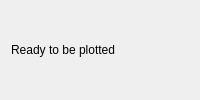
First picture: the form in GUI/Ubuntu/src/gui/ui/output/plot_and_save_output_page.ui, repository srebughini/ASALI, before the edit.
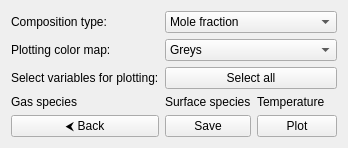
Second picture: the form after the edit.

Diff of the .ui file:
```diff
--- a/GUI/Ubuntu/src/gui/ui/output/plot_and_save_output_page.ui
+++ b/GUI/Ubuntu/src/gui/ui/output/plot_and_save_output_page.ui
@@ -4,13 +4,148 @@
     <widget class="QWidget" name="PlotAndSaveOutputPage">
         <layout class="QGridLayout" name="gridLayout">
             <!-- Row 0 -->
-            <item row="0" column="0" colspan="3">
-                <widget class="QLabel" name="inputLabel">
+            <item row="0" column="0">
+                <widget class="QLabel" name="compositionLabel">
                     <property name="text">
-                        <string>Ready to be plotted</string>
+                        <string>Composition type:</string>
                     </property>
                 </widget>
             </item>
+            <item row="0" column="1" colspan="2">
+                    <widget class="QComboBox" name="compositionComboBox">
+                    <item>
+                        <property name="text">
+                            <string>Mole fraction</string>
+                        </property>
+                    </item>
+                    <item>
+                        <property name="text">
+                            <string>Mass fraction</string>
+                        </property>
+                    </item>
+                </widget>
+            </item>
+            
+            <!-- Row 1 -->
+            <item row="1" column="0">
+                <widget class="QLabel" name="plotColorLabel">
+                    <property name="text">
+                        <string>Plotting color map:</string>
+                    </property>
+                </widget>
+            </item>
+            <item row="1" column="1" colspan="2">
+                    <widget class="QComboBox" name="plotColorComboBox">
+                    <item>
+                        <property name="text">
+                            <string>Greys</string>
+                        </property>
+                    </item>
+                    <item>
+                        <property name="text">
+                            <string>Purples</string>
+                        </property>
+                    </item>
+                    <item>
+                        <property name="text">
+                            <string>Blues</string>
+                        </property>
+                    </item>
+                    <item>
+                        <property name="text">
+                            <string>Greens</string>
+                        </property>
+                    </item>
+                    <item>
+                        <property name="text">
+                            <string>Oranges</string>
+                        </property>
+                    </item>
+                    <item>
+                        <property name="text">
+                            <string>Reds</string>
+                        </property>
+                    </item>
+                </widget>
+            </item>
+
+            <!-- Row 2 -->
+            <item row="2" column="0">
+                <widget class="QLabel" name="headlineLabel">
+                    <property name="text">
+                        <string>Select variables for plotting:</string>
+                    </property>
+                </widget>
+            </item>
+            <item row="2" column="1" colspan="2">
+                <widget class="QPushButton" name="selectButton">
+                    <property name="text">
+                        <string>Select all</string>
+                    </property>
+                    <property name="toolTip">
+                        <string>Select/Unselect all variables</string>
+                    </property>
+                </widget>
+            </item>
+
+
+            <!-- Row 3 -->
+            <item row="3" column="0">
+                <widget class="QLabel" name="gasLabel">
+                    <property name="text">
+                        <string>Gas species</string>
+                    </property>
+                </widget>
+            </item>
+            <item row="3" column="1">
+                <widget class="QLabel" name="surfaceLabel">
+                    <property name="text">
+                        <string>Surface species</string>
+                    </property>
+                </widget>
+            </item>
+            <item row="3" column="2">
+                <widget class="QLabel" name="temperatureLabel">
+                    <property name="text">
+                        <string>Temperature</string>
+                    </property>
+                </widget>
+            </item>
+
+
+            <!-- Row 4 -->
+            <item row="4" column="0">
+                <widget class="QPushButton" name="backButton">
+                    <property name="text">
+                        <string>&#x2B9C; Back</string>
+                    </property>
+                    <property name="toolTip">
+                        <string>Go back to reactor page</string>
+                    </property>
+                </widget>
+            </item>
+            <item row="4" column="1">
+                <widget class="QPushButton" name="saveButton">
+                    <property name="text">
+                        <string>Save</string>
+                    </property>
+                    <property name="toolTip">
+                        <string>Save reactor results on a file</string>
+                    </property>
+                </widget>
+            </item>
+            <item row="4" column="2">
+                <widget class="QPushButton" name="plotButton">
+                    <property name="text">
+                        <string>Plot</string>
+                    </property>
+                    <property name="toolTip">
+                        <string>Plot reactor results</string>
+                    </property>
+                </widget>
+            </item>
+
+
         </layout>
     </widget>
 </ui>
```
